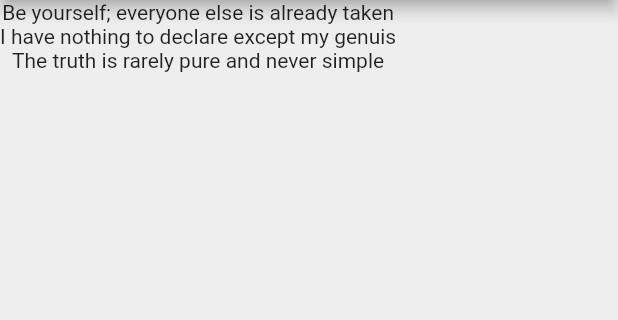
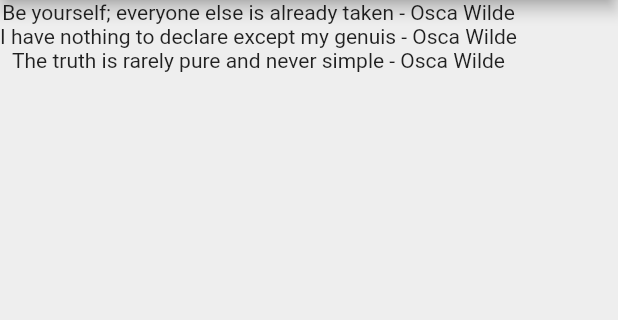
Before and after one commit to NimrahAltafAdam/quotes, a Flutter app: the screen it shows after launch, on a phone screen of 412 x 824 dp, the part 84-404 px from its top. Run offline on Flutter 3.47's test engine with Material 2 defaults, Android fonts, the phone set to English and light mode, and no system bars.

Commit message:
Custom Classes
Created a custom class to list the authors and their quotes together one after another.

```diff
--- a/lib/main.dart
+++ b/lib/main.dart
@@ -1,4 +1,5 @@
 import 'package:flutter/material.dart';
+import 'quote.dart';
 
 void main() {
   runApp(MaterialApp(
@@ -14,11 +15,13 @@ class QuoteList extends StatefulWidget {
 }
 
 class _QuoteListState extends State<QuoteList> {
-  List<String> quotes = [
-    'Be yourself; everyone else is already taken',
-    'I have nothing to declare except my genuis',
-    'The truth is rarely pure and never simple'
+  List<Quote> quotes = [
+    Quote(text: 'Be yourself; everyone else is already taken', author: 'Osca Wilde'),
+    Quote(text: 'I have nothing to declare except my genuis', author: 'Osca Wilde'),
+    Quote(text: 'The truth is rarely pure and never simple', author: 'Osca Wilde'),
+
   ];
+
   @override
   Widget build(BuildContext context) {
     return Scaffold(
@@ -29,7 +32,8 @@ class _QuoteListState extends State<QuoteList> {
         backgroundColor: Colors.redAccent,
       ),
       body: Column(
-        children: quotes.map((quote) => Text(quote)).toList(),
+        //ALWAYS USE CURLY BRACKETS WHEN YOU WISH TO DEFINE OR DISPLAY THE PROPERTIES OF VARIABLES
+        children: quotes.map((quote) => Text('${quote.text} - ${quote.author}')).toList(),
       )
     );
   }
--- /dev/null
+++ b/lib/quote.dart
@@ -0,0 +1,7 @@
+class Quote {
+
+  String text;
+  String author;
+
+  Quote({required this.text, required this.author});
+}
```
